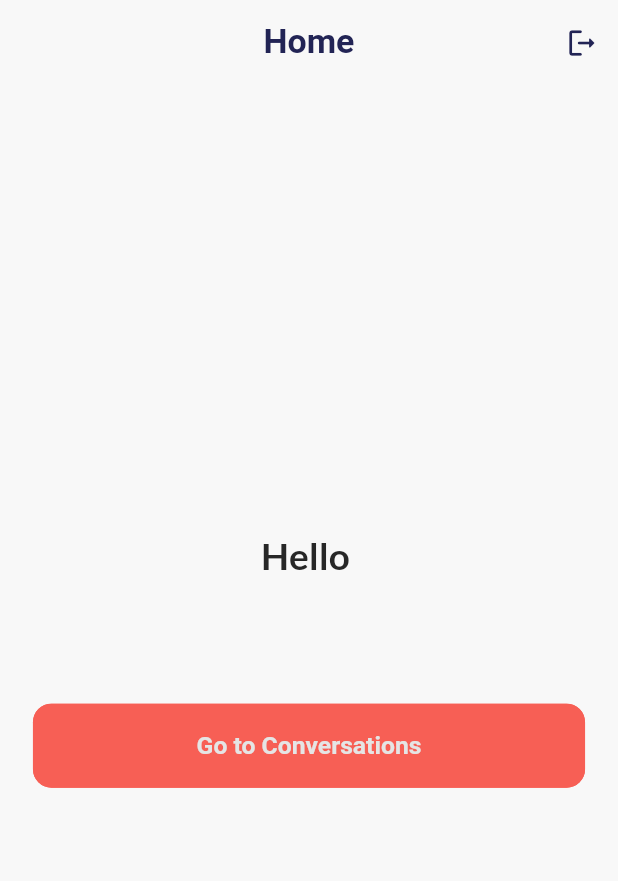
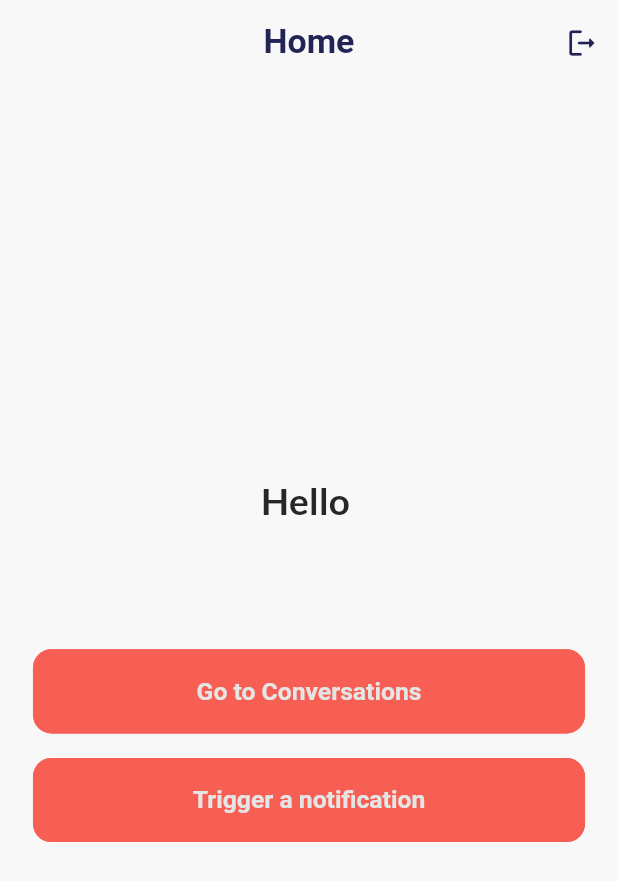
Before and after one commit to shamrat1/firebase_test, a Flutter app: the HomePage screen opened by its route, on a phone screen of 412 x 824 dp. Shown: the top 881 px of the screen. Run offline on Flutter 3.47's test engine with Material 3 defaults, Android fonts, the phone set to English and light mode, and no system bars; our stand-ins replace cloud_firestore, firebase_auth, firebase_core, firebase_messaging, flutter_local_notifications, flutter_riverpod and 6 more; accounts and stored records are empty.

```diff
--- a/lib/src/home/views/pages/home_page.dart
+++ b/lib/src/home/views/pages/home_page.dart
@@ -1,9 +1,13 @@
+import 'dart:async';
+
 import 'package:firebase_messaging/firebase_messaging.dart';
 import 'package:flutter/material.dart';
 import 'package:flutter_screenutil/flutter_screenutil.dart';
 import 'package:go_router/go_router.dart';
+import 'package:test_firestore/main.dart';
 import 'package:test_firestore/src/authentication/services/auth_service.dart';
 import 'package:test_firestore/src/authentication/services/firestore_service.dart';
+import 'package:test_firestore/utils/notification/cloud_messaging_service.dart';
 import 'package:test_firestore/utils/notification/notification_service.dart';
 import 'package:test_firestore/utils/storage/shared_prefs.dart';
 
@@ -15,14 +19,18 @@ class HomePage extends StatefulWidget {
 }
 
 class _HomePageState extends State<HomePage> {
+  String? _token;
   @override
   void initState() {
     LocalNotificationService.initialize();
     FirebaseMessaging.instance.requestPermission();
 
-    FirebaseMessaging.instance.getToken().then((token) {
+    FirebaseMessaging.instance.getToken().then((token) async {
       if (token == null) return;
-      FirestoreService(collection: "users").syncToken(token);
+      _token = token;
+
+      await FirestoreService(collection: "users").syncToken(token);
+      setState(() {});
     });
     FirebaseMessaging.onMessage.listen((RemoteMessage msg) {
       showAdaptiveDialog(
@@ -75,6 +83,25 @@ class _HomePageState extends State<HomePage> {
               onPressed: () => context.push('/chats'),
               child: const Text("Go to Conversations"),
             ),
+            if (_token != null)
+              Padding(
+                padding: EdgeInsets.only(top: 16.h),
+                child: ElevatedButton(
+                  onPressed: () {
+                    CloudMessagingService().sendFcmMessage({
+                      "message": {
+                        "token": _token ?? "",
+                        "notification": {
+                          "body":
+                              "This message is trigged from Home page at ${dateFormat.format(DateTime.now())}",
+                          "title": "Notification Triggered by user",
+                        }
+                      }
+                    });
+                  },
+                  child: const Text("Trigger a notification"),
+                ),
+              ),
           ],
         ),
       ),
--- a/pubspec.yaml
+++ b/pubspec.yaml
@@ -46,6 +46,8 @@ dependencies:
   fluttertoast: ^8.2.6
   collection: ^1.18.0
   flutter_local_notifications: ^17.1.2
+  googleapis_auth: ^1.6.0
+  googleapis: ^13.2.0
 
 dev_dependencies:
   flutter_test:
```
Also changed, not shown: lib/src/chat/services/firebase_chat_service.dart (+40 -1 lines), lib/src/chat/views/pages/message_page.dart (+7 -2 lines), lib/src/chat/views/widgets/message_widget.dart (+11 -9 lines), pubspec.lock.
